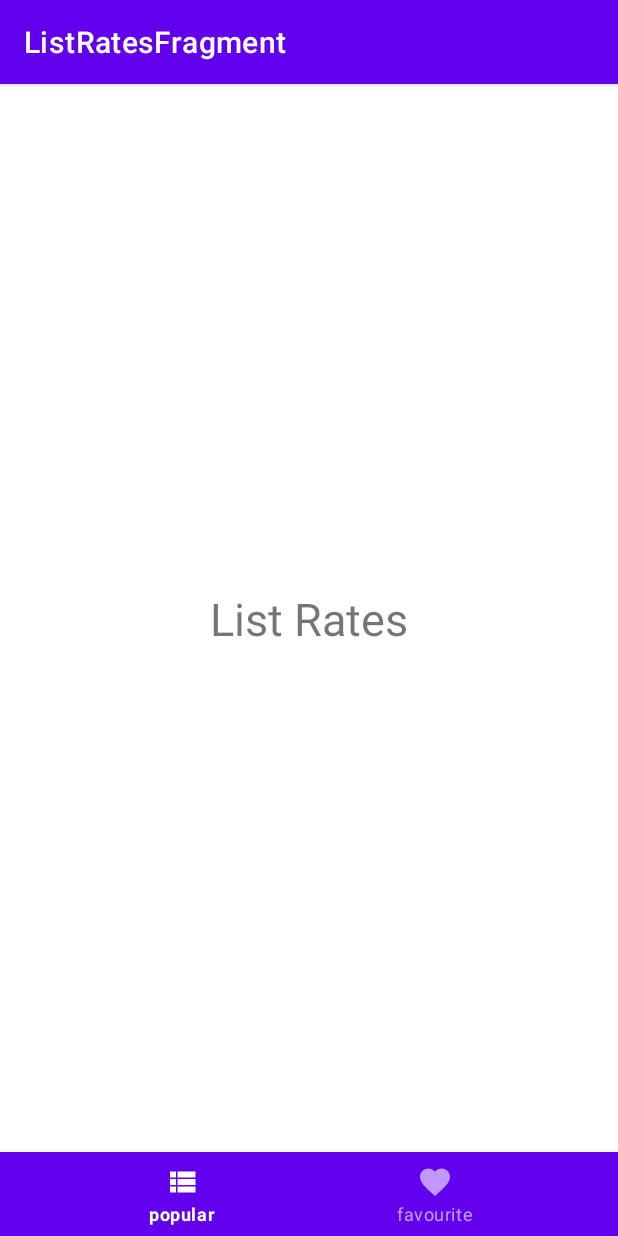
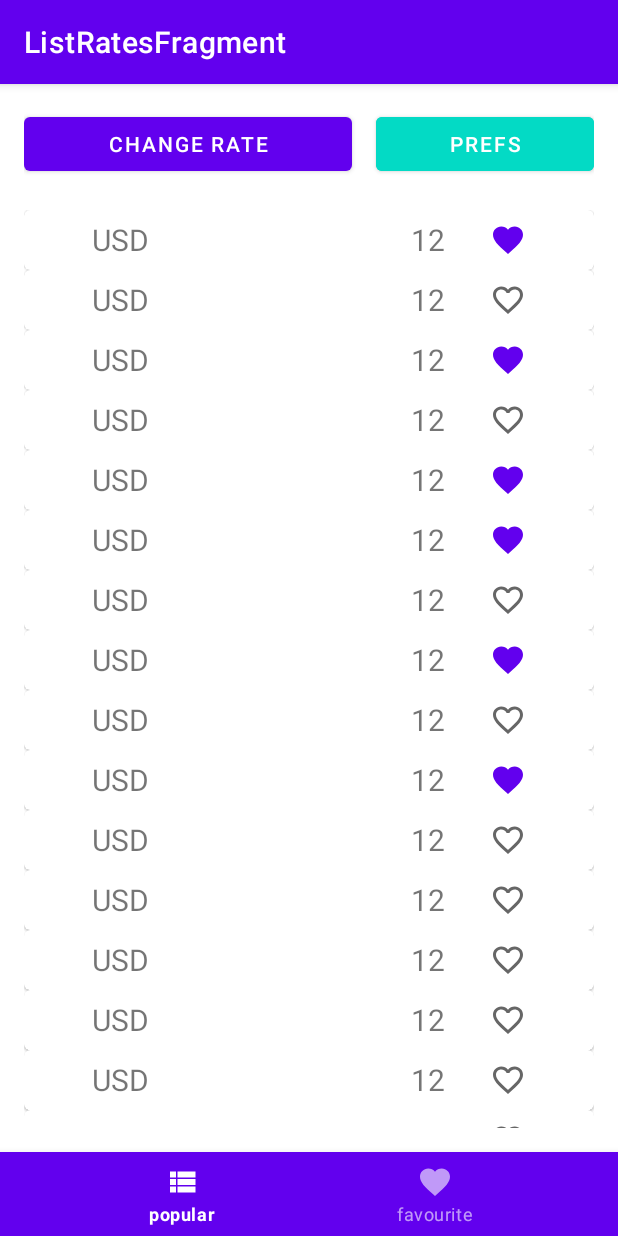
Before and after one commit to dobryansky/ExchangeApp, an Android app: the screen it shows after launch (MainActivity), on a phone screen of 412 x 824 dp. Run offline under Robolectric (Android 15) with nearby library versions, the phone set to English and light mode, and no system bars; our stand-ins replace navigation-ui.

Commit message:
Added RecView, Added FavToogleButton, displayed recView with dummy objects

```diff
--- /dev/null
+++ b/app/src/main/java/com/artem/exchangeapp/presentation/Rate.kt
@@ -0,0 +1,30 @@
+package com.artem.exchangeapp.presentation
+
+data class Rate(
+    val name: String = "USD",
+    val cost: Long = 12L,
+    val favourite: Boolean
+)
+
+fun getRates():MutableList<Rate>{
+    return mutableListOf(
+        Rate(favourite = true),
+        Rate(favourite = false),
+        Rate(favourite = true),
+        Rate(favourite = false),
+        Rate(favourite = true),
+        Rate(favourite = true),
+        Rate(favourite = false),
+        Rate(favourite = true),
+        Rate(favourite = false),
+        Rate(favourite = true),
+        Rate(favourite = false),
+        Rate(favourite = false),
+        Rate(favourite = false),
+        Rate(favourite = false),
+        Rate(favourite = false),
+        Rate(favourite = false),
+        Rate(favourite = false),
+        Rate(favourite = false)
+    )
+}
--- /dev/null
+++ b/app/src/main/java/com/artem/exchangeapp/presentation/adapters/RatesAdapter.kt
@@ -0,0 +1,48 @@
+package com.artem.exchangeapp.presentation.adapters
+
+import android.provider.Telephony
+import android.view.LayoutInflater
+import android.view.ViewGroup
+import androidx.recyclerview.widget.RecyclerView
+import com.artem.exchangeapp.databinding.ItemRecycleviewBinding
+import com.artem.exchangeapp.presentation.Rate
+import com.artem.exchangeapp.presentation.getRates
+
+
+class RatesAdapter : RecyclerView.Adapter<RatesAdapter.RatesViewHolder>() {
+
+    private var listRates: MutableList<Rate> = getRates()
+
+
+    override fun onCreateViewHolder(
+        parent: ViewGroup,
+        viewType: Int
+    ): RatesAdapter.RatesViewHolder {
+        return RatesViewHolder(
+            ItemRecycleviewBinding.inflate(
+                LayoutInflater.from(parent.context),
+                parent, false
+            )
+        )
+    }
+
+    override fun onBindViewHolder(holder: RatesViewHolder, position: Int) {
+
+        holder.binding.apply {
+            txtCurrency.text = listRates[position].name
+            txtValue.text = listRates[position].cost.toString()
+            favButton.isChecked = listRates[position].favourite
+        }
+
+    }
+
+    override fun getItemCount(): Int {
+        return listRates.size
+    }
+
+
+    class RatesViewHolder(val binding: ItemRecycleviewBinding) :
+        RecyclerView.ViewHolder(binding.root) {
+
+    }
+}
--- a/app/src/main/java/com/artem/exchangeapp/presentation/list_rates/ListRatesFragment.kt
+++ b/app/src/main/java/com/artem/exchangeapp/presentation/list_rates/ListRatesFragment.kt
@@ -4,10 +4,13 @@ import android.os.Bundle
 import android.view.LayoutInflater
 import android.view.View
 import android.view.ViewGroup
+import androidx.recyclerview.widget.LinearLayoutManager
 import com.artem.exchangeapp.databinding.FragmentListRatesBinding
+import com.artem.exchangeapp.presentation.adapters.RatesAdapter
 import com.artem.exchangeapp.presentation.utils.BaseFragment
 
 class ListRatesFragment : BaseFragment<FragmentListRatesBinding>() {
+    private var adapter = RatesAdapter()
     override fun initBinding(
         inflater: LayoutInflater,
         container: ViewGroup?
@@ -16,5 +19,14 @@ class ListRatesFragment : BaseFragment<FragmentListRatesBinding>() {
 
     override fun onViewCreated(view: View, savedInstanceState: Bundle?) {
         super.onViewCreated(view, savedInstanceState)
+        initRecView()
+    }
+
+    private fun initRecView() {
+        binding.apply {
+            recView.layoutManager = LinearLayoutManager(context)
+            recView.adapter = adapter
+        }
+
     }
 }
--- /dev/null
+++ b/app/src/main/res/drawable/ic_favorite_red.xml
@@ -0,0 +1,10 @@
+<vector xmlns:android="http://schemas.android.com/apk/res/android"
+    android:width="24dp"
+    android:height="24dp"
+    android:viewportWidth="24"
+    android:viewportHeight="24"
+    android:tint="@color/purple_500">
+  <path
+      android:fillColor="#FF000000"
+      android:pathData="M12,21.35l-1.45,-1.32C5.4,15.36 2,12.28 2,8.5 2,5.42 4.42,3 7.5,3c1.74,0 3.41,0.81 4.5,2.09C13.09,3.81 14.76,3 16.5,3 19.58,3 22,5.42 22,8.5c0,3.78 -3.4,6.86 -8.55,11.54L12,21.35z"/>
+</vector>
--- /dev/null
+++ b/app/src/main/res/drawable/selector_fav_button.xml
@@ -0,0 +1,19 @@
+<?xml version="1.0" encoding="utf-8"?>
+<selector xmlns:android="http://schemas.android.com/apk/res/android">
+    <!-- When selected -->
+    <item android:drawable="@drawable/ic_favorite_red"
+        android:state_checked="true"/>
+    <!-- When not selected-->
+    <item android:drawable="@drawable/ic_favorite_border"
+        android:state_checked="false"/>
+
+</selector>
+
+
+
+<!--
+<selector xmlns:android="http://schemas.android.com/apk/res/android">
+<item android:drawable="@drawable/ic_face_id" android:state_enabled="false" />
+<item android:drawable="@drawable/ic_face_id_green" android:state_enabled="true" android:state_pressed="true" />
+<item android:drawable="@drawable/ic_face_id" android:state_enabled="true" />
+</selector>-->
--- a/app/src/main/res/layout/fragment_list_rates.xml
+++ b/app/src/main/res/layout/fragment_list_rates.xml
@@ -3,17 +3,50 @@
     xmlns:app="http://schemas.android.com/apk/res-auto"
     xmlns:tools="http://schemas.android.com/tools"
     android:layout_width="match_parent"
-    android:layout_height="match_parent">
+    android:layout_height="match_parent"
+    android:padding="16dp">
 
 
-    <TextView
-        android:id="@+id/textView2"
+    <Button
+        android:id="@+id/btn_change_rate"
+        android:layout_width="0dp"
+        android:layout_height="wrap_content"
+        android:text="Change rate"
+        app:layout_constraintEnd_toStartOf="@+id/btn_preferences"
+        app:layout_constraintHorizontal_bias="0.5"
+        app:layout_constraintHorizontal_weight="3"
+        app:layout_constraintStart_toStartOf="parent"
+        app:layout_constraintTop_toTopOf="parent" />
+
+    <Button
+        android:id="@+id/btn_preferences"
+        android:layout_width="0dp"
+        android:layout_height="wrap_content"
+        android:layout_marginStart="16dp"
+        android:backgroundTint="@color/teal_200"
+        android:text="prefs"
+        app:layout_constraintEnd_toEndOf="parent"
+        app:layout_constraintHorizontal_bias="0.5"
+        app:layout_constraintHorizontal_weight="2"
+        app:layout_constraintStart_toEndOf="@+id/btn_change_rate"
+        app:layout_constraintTop_toTopOf="parent" />
+
+    <androidx.recyclerview.widget.RecyclerView
+        android:id="@+id/recView"
+        android:layout_width="match_parent"
+        android:layout_height="wrap_content"
+        app:layout_constraintBottom_toBottomOf="parent"
+        app:layout_constraintRight_toRightOf="parent"
+        app:layout_constraintStart_toStartOf="parent"
+        app:layout_constraintTop_toTopOf="@+id/guideline2"
+        tools:itemCount="5"
+        tools:listitem="@layout/item_recycleview" />
+
+    <androidx.constraintlayout.widget.Guideline
+        android:id="@+id/guideline2"
         android:layout_width="wrap_content"
         android:layout_height="wrap_content"
-        android:text="List Rates"
-        android:textSize="30sp"
-        app:layout_constraintBottom_toBottomOf="parent"
-        app:layout_constraintEnd_toEndOf="parent"
-        app:layout_constraintStart_toStartOf="parent"
-        app:layout_constraintTop_toTopOf="parent" />
+        android:orientation="horizontal"
+
+        app:layout_constraintGuide_percent="0.2" />
 </androidx.constraintlayout.widget.ConstraintLayout>
--- /dev/null
+++ b/app/src/main/res/layout/item_recycleview.xml
@@ -0,0 +1,46 @@
+<?xml version="1.0" encoding="utf-8"?>
+<com.google.android.material.card.MaterialCardView xmlns:android="http://schemas.android.com/apk/res/android"
+    xmlns:app="http://schemas.android.com/apk/res-auto"
+    android:layout_width="match_parent"
+    android:layout_height="40dp">
+
+    <LinearLayout
+        android:layout_width="match_parent"
+        android:layout_height="match_parent"
+        android:gravity="center"
+        android:orientation="horizontal"
+        android:padding="6dp"
+        android:weightSum="4">
+
+        <TextView
+            android:id="@+id/txt_currency"
+            android:layout_width="0dp"
+            android:layout_height="wrap_content"
+            android:layout_weight="1"
+            android:text="Валюта"
+            android:textSize="20sp" />
+
+        <TextView
+            android:id="@+id/txt_value"
+            android:layout_width="0dp"
+            android:layout_height="wrap_content"
+            android:layout_weight="2"
+            android:gravity="right"
+            android:text="Значение"
+            android:textSize="20sp" />
+
+        <ToggleButton
+            android:id="@+id/favButton"
+            android:layout_marginLeft="30dp"
+            android:layout_width="24dp"
+            android:layout_height="24dp"
+            android:layout_gravity="center"
+            android:background="@drawable/selector_fav_button"
+            android:textOff=""
+            android:textOn="" />
+
+
+    </LinearLayout>
+
+
+</com.google.android.material.card.MaterialCardView>
```
